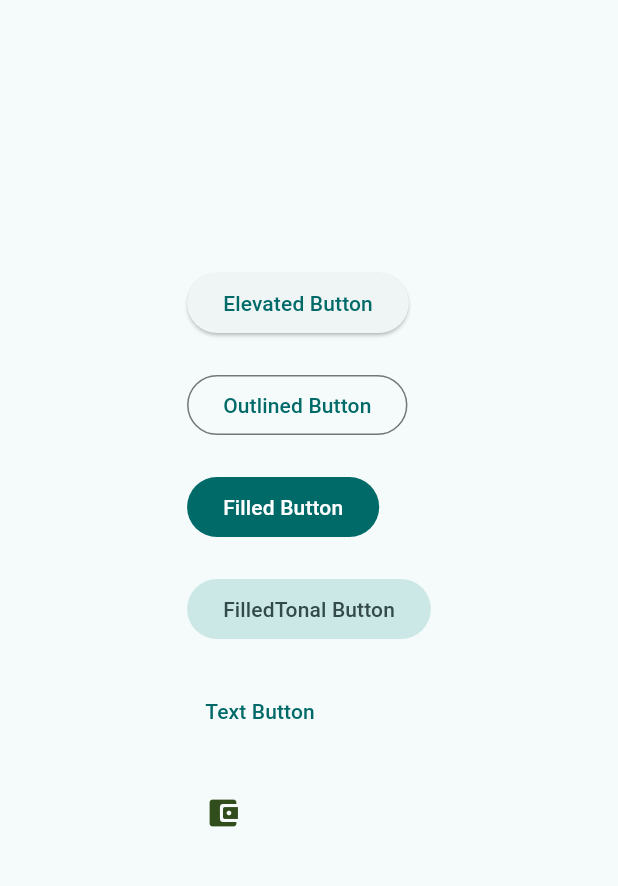
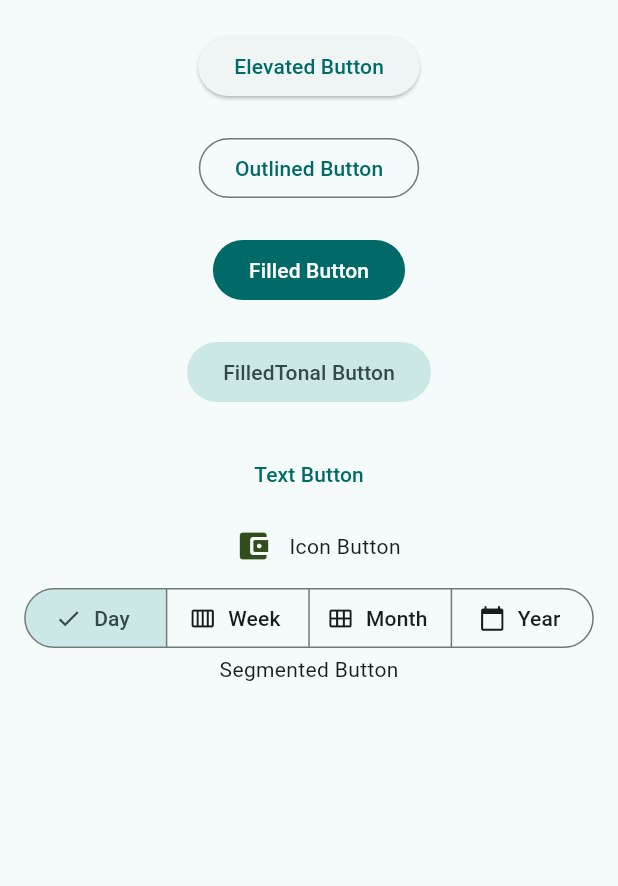
Before and after one commit to anathkalla/widget_catalog_flutter, a Flutter app: the ButtonsScreen screen opened by its route, on a phone screen of 412 x 824 dp, the part 90-976 px from its top. Run offline on Flutter 3.47's test engine with Material 2 defaults, Android fonts, the phone set to English and light mode, and no system bars; our stand-ins replace go_router; Roboto replaces fonts that are missing (Kanit).

Commit message:
Add Segmented button

```diff
--- a/lib/global/strings.dart
+++ b/lib/global/strings.dart
@@ -16,6 +16,7 @@ class Stringof {
   static const wFilledTonalButton = "FilledTonal Button";
   static const wTextButton = "Text Button";
   static const wIconButton = "Icon Button";
+  static const wSegmentedButton = "Segmented Button";
 
   // Font Family
 
--- a/lib/screens/buttons_screen.dart
+++ b/lib/screens/buttons_screen.dart
@@ -1,10 +1,12 @@
 import 'package:flutter/material.dart';
+import '../global/global.dart';
 import '../widgets/AppBar/app_bar.dart';
 import '../widgets/Buttons/elevated_button.dart';
 import '../widgets/Buttons/filled_button.dart';
 import '../widgets/Buttons/filled_button_tonal.dart';
 import '../widgets/Buttons/icon_button.dart';
 import '../widgets/Buttons/outlined_button.dart';
+import '../widgets/Buttons/segmented_button.dart';
 import '../widgets/Buttons/text_button.dart';
 import '../widgets/SizeWidgets/custom_sized_box.dart';
 
@@ -16,33 +18,37 @@ class ButtonsScreen extends StatelessWidget {
   @override
   Widget build(BuildContext context) {
     const double sizedBoxHeight = 20;
-    return Scaffold(
-      appBar: const CsAppBar(),
+    return const Scaffold(
+      appBar: CsAppBar(),
       body: Center(
-        child: Padding(
-          padding: const EdgeInsets.all(8.0),
-          child: SingleChildScrollView(
-            child: Column(
-              crossAxisAlignment: CrossAxisAlignment.start,
+        child: Column(
+          crossAxisAlignment: CrossAxisAlignment.center,
+          mainAxisAlignment: MainAxisAlignment.start,
+          children: [
+            CsSizedBox(height: sizedBoxHeight),
+            CsElevatedButton(),
+            CsSizedBox(height: sizedBoxHeight),
+            CsOutlinedButton(),
+            CsSizedBox(height: sizedBoxHeight),
+            CsFilledButton(),
+            CsSizedBox(height: sizedBoxHeight),
+            CsFilledButtonTonal(),
+            CsSizedBox(height: sizedBoxHeight),
+            CsTextButton(),
+            Row(
+              mainAxisAlignment: MainAxisAlignment.center,
               children: [
-                CsElevatedButton(
-                  context: context,
-                ),
-                const CsSizedBox(height: sizedBoxHeight),
-                const CsOutlinedButton(),
-                const CsSizedBox(height: sizedBoxHeight),
-                const CsFilledButton(),
-                const CsSizedBox(height: sizedBoxHeight),
-                const CsFilledButtonTonal(),
-                const CsSizedBox(height: sizedBoxHeight),
-                const CsTextButton(),
-                const CsSizedBox(height: sizedBoxHeight),
-                const CsIconButton(),
-                const CsSizedBox(height: sizedBoxHeight),
-                // TODO : Segmented Button
+                CsIconButton(),
+                Text(Stringof.wIconButton),
               ],
             ),
-          ),
+            Column(
+              children: [
+                CsSegmentedButton(),
+                Text(Stringof.wSegmentedButton),
+              ],
+            )
+          ],
         ),
       ),
     );
--- a/lib/widgets/Buttons/elevated_button.dart
+++ b/lib/widgets/Buttons/elevated_button.dart
@@ -5,7 +5,7 @@ import '../../global/global.dart';
 import '../SnackBar/custom_snackbar.dart';
 
 class CsElevatedButton extends StatelessWidget {
-  const CsElevatedButton({super.key, required BuildContext context});
+  const CsElevatedButton({super.key});
 
   @override
   Widget build(BuildContext context) {
--- /dev/null
+++ b/lib/widgets/Buttons/segmented_button.dart
@@ -0,0 +1,53 @@
+import 'package:flutter/material.dart';
+import '../../global/global.dart';
+import '../SnackBar/custom_snackbar.dart';
+
+enum Calendar { day, week, month, year }
+
+class CsSegmentedButton extends StatefulWidget {
+  const CsSegmentedButton({super.key});
+
+  @override
+  State<CsSegmentedButton> createState() => _CsSegmentedButtonState();
+}
+
+class _CsSegmentedButtonState extends State<CsSegmentedButton> {
+  Calendar calendarView = Calendar.day;
+
+  @override
+  Widget build(BuildContext context) {
+    return SegmentedButton<Calendar>(
+      segments: const <ButtonSegment<Calendar>>[
+        ButtonSegment<Calendar>(
+            value: Calendar.day,
+            label: Text('Day'),
+            icon: Icon(Icons.calendar_view_day)),
+        ButtonSegment<Calendar>(
+            value: Calendar.week,
+            label: Text('Week'),
+            icon: Icon(Icons.calendar_view_week)),
+        ButtonSegment<Calendar>(
+            value: Calendar.month,
+            label: Text('Month'),
+            icon: Icon(Icons.calendar_view_month)),
+        ButtonSegment<Calendar>(
+            value: Calendar.year,
+            label: Text('Year'),
+            icon: Icon(Icons.calendar_today)),
+      ],
+      selected: <Calendar>{calendarView},
+      onSelectionChanged: (Set<Calendar> newSelection) {
+        CsSnackBar.buildSnackbar(
+          context: context,
+          message: Stringof.wSegmentedButton,
+        );
+        setState(() {
+          // By default there is only a single segment that can be
+          // selected at one time, so its value is always the first
+          // item in the selected set.
+          calendarView = newSelection.first;
+        });
+      },
+    );
+  }
+}
```
Also changed, not shown: 1 other file.
